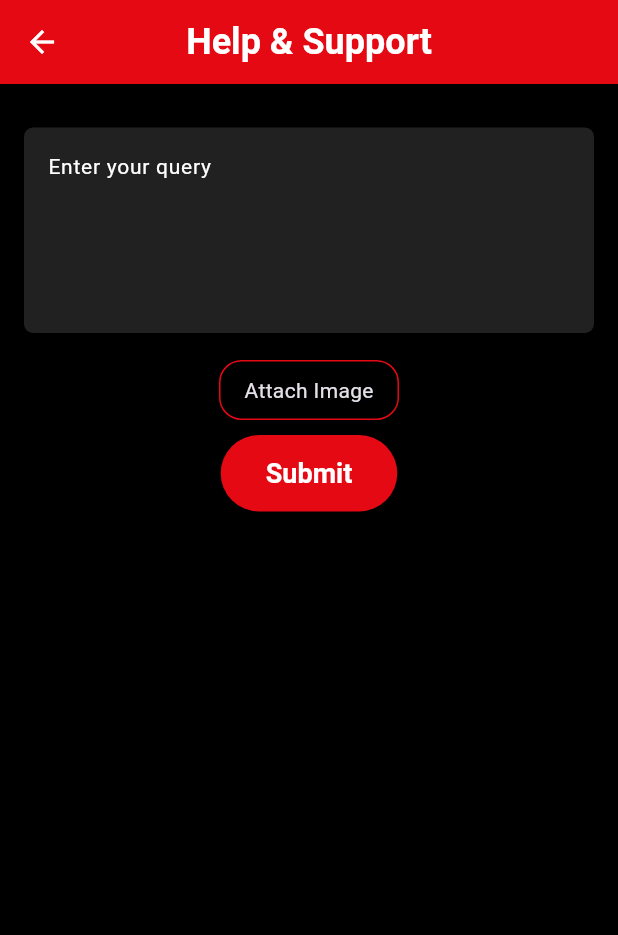
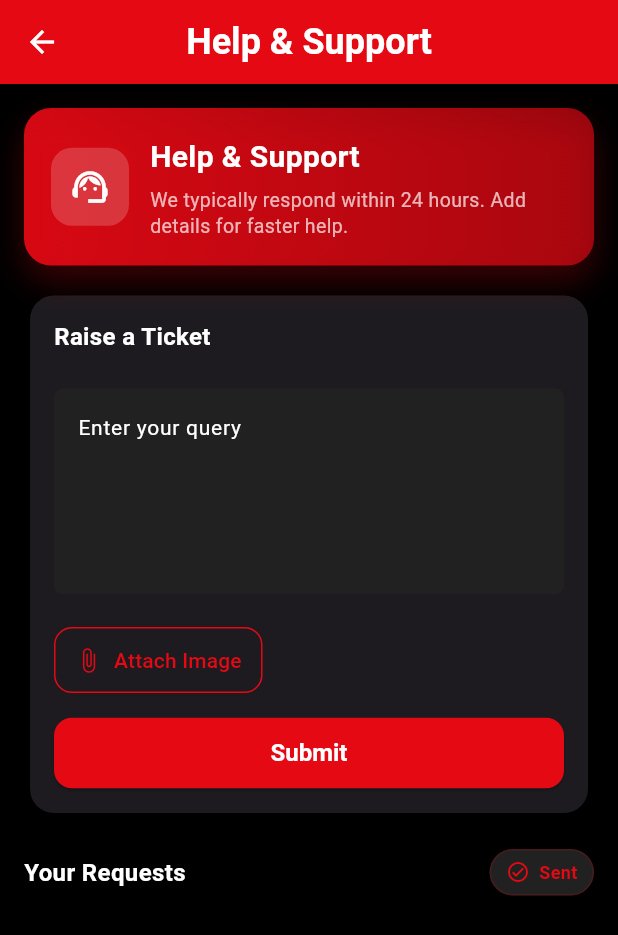
Before and after one commit to tablabsCICD/ott_user, a Flutter app: the HelpSupportPage screen opened directly, on a phone screen of 412 x 824 dp. Shown: the top 935 px of the screen. Run offline on Flutter 3.47's test engine with Material 3 defaults, Android fonts, the phone set to English and light mode, and no system bars; our stand-ins replace chewie, flutter_rating_bar, flutter_speed_dial, flutter_svg, image_picker, intl_phone_field and 9 more; missing offline and left inert: dart:ffi, razorpay_flutter, universal_html, wc_form_validators; accounts and stored records are empty.

Commit message:
new changes

```diff
--- a/lib/app/pages/bookmarks page/component/bookmark_card.dart
+++ b/lib/app/pages/bookmarks page/component/bookmark_card.dart
@@ -183,6 +183,7 @@ class ShortBookmarkPosterCard extends StatelessWidget {
             ), // Bottom gradient
             Container(
               decoration: BoxDecoration(
+                borderRadius: BorderRadius.circular(12),
                 gradient: LinearGradient(
                   colors: [
                     Colors.black.withOpacity(0.55),
@@ -226,7 +227,8 @@ class ShortBookmarkPosterCard extends StatelessWidget {
                 maxLines: 2,
                 overflow: TextOverflow.ellipsis,
                 style: TextStyle(
-                  fontWeight: FontWeight.w600,
+                  fontWeight: FontWeight.w500,
+                  color: Colors.white,
                   shadows: [
                     Shadow(
                       offset: Offset(2, 2), // x, y
--- a/lib/app/pages/help support page/HelpSupportPage.dart
+++ b/lib/app/pages/help support page/HelpSupportPage.dart
@@ -62,161 +62,352 @@ class _HelpSupportPageState extends State<HelpSupportPage> {
             style: TextStyle(fontSize: 24, fontWeight: FontWeight.bold)),
       ),
       body: Consumer<TicketProvider>(
-        builder: (context, provider, child) => Center(
+        builder: (context, provider, child) {
+          final maxWidth = ResponsiveWidget.isMobile(context) ? 620.0 : 760.0;
+
+          return Center(
+            child: ConstrainedBox(
+              constraints: BoxConstraints(maxWidth: maxWidth),
+              child: CustomScrollView(
+                slivers: [
+                  SliverToBoxAdapter(
                     child: Padding(
-            padding: EdgeInsets.all(16.0),
-            child: SizedBox(
-              width: ResponsiveWidget.isMobile(context) ? double.infinity : 500,
+                      padding:
+                          const EdgeInsets.symmetric(horizontal: 16, vertical: 16),
+                      child: _buildHeaderCard(theme, lang),
+                    ),
+                  ),
+                  SliverToBoxAdapter(
+                    child: Padding(
+                      padding: const EdgeInsets.symmetric(horizontal: 16),
+                      child: _buildFormCard(theme, lang, provider),
+                    ),
+                  ),
+                  SliverToBoxAdapter(
+                    child: Padding(
+                      padding: const EdgeInsets.fromLTRB(16, 20, 16, 8),
+                      child: _buildTicketsHeader(theme, lang),
+                    ),
+                  ),
+                  SliverList(
+                    delegate: SliverChildBuilderDelegate(
+                      (context, index) {
+                        final query = provider.ticketList[index];
+                        final date = DateTime.fromMillisecondsSinceEpoch(
+                            provider.ticketList[index].date!);
+                        final formattedDate =
+                            DateFormat('dd MMM yyyy • hh:mm a').format(date);
+
+                        return Padding(
+                          padding: const EdgeInsets.fromLTRB(16, 0, 16, 12),
+                          child: _buildTicketCard(
+                            theme,
+                            lang,
+                            query.image,
+                            query.topic ?? '',
+                            query.feedback ?? '',
+                            formattedDate,
+                          ),
+                        );
+                      },
+                      childCount: provider.ticketList.length,
+                    ),
+                  ),
+                  const SliverToBoxAdapter(
+                    child: SizedBox(height: 24),
+                  ),
+                ],
+              ),
+            ),
+          );
+        },
+      ),
+    );
+  }
+
+  Widget _buildHeaderCard(ThemeData theme, AppLocalizations lang) {
+    return Container(
+      padding: const EdgeInsets.all(18),
+      decoration: BoxDecoration(
+        borderRadius: BorderRadius.circular(18),
+        gradient: LinearGradient(
+          colors: [
+            theme.primaryColor.withOpacity(0.92),
+            theme.primaryColor.withOpacity(0.65),
+          ],
+        ),
+        boxShadow: [
+          BoxShadow(
+            color: theme.primaryColor.withOpacity(0.25),
+            blurRadius: 18,
+            offset: const Offset(0, 10),
+          ),
+        ],
+      ),
+      child: Row(
+        children: [
+          Container(
+            width: 52,
+            height: 52,
+            decoration: BoxDecoration(
+              color: Colors.white.withOpacity(0.18),
+              borderRadius: BorderRadius.circular(14),
+            ),
+            child: const Icon(
+              Icons.support_agent,
+              color: Colors.white,
+              size: 28,
+            ),
+          ),
+          const SizedBox(width: 14),
+          Expanded(
             child: Column(
+              crossAxisAlignment: CrossAxisAlignment.start,
               children: [
-                  /*  CustomTextField(
-                    controller: TextEditingController(text: 'Client Number'),
-                    hintText: 'Enter mobile number',
-                    textInputType: TextInputType.number,
-                    readOnly: true,
+                Text(
+                  lang.helpAndSupport,
+                  style: const TextStyle(
+                    color: Colors.white,
+                    fontSize: 20,
+                    fontWeight: FontWeight.bold,
                   ),
-                  CustomTextField(
-                    controller: TextEditingController(text: 'Client Email'),
-                    hintText: 'Enter Email',
-                    textInputType: TextInputType.emailAddress,
-                    readOnly: true,
                 ),
-*/
+                const SizedBox(height: 6),
+                const Text(
+                  "We typically respond within 24 hours. Add details for faster help.",
+                  style: TextStyle(
+                    color: Colors.white70,
+                    fontSize: 13,
+                    height: 1.3,
+                  ),
+                ),
+              ],
+            ),
+          ),
+        ],
+      ),
+    );
+  }
+
+  Widget _buildFormCard(
+      ThemeData theme, AppLocalizations lang, TicketProvider provider) {
+    return Card(
+      elevation: 4,
+      shape: RoundedRectangleBorder(borderRadius: BorderRadius.circular(16)),
+      child: Padding(
+        padding: const EdgeInsets.all(16),
+        child: Column(
+          crossAxisAlignment: CrossAxisAlignment.start,
+          children: [
+            Text(
+              "Raise a Ticket",
+              style: TextStyle(
+                color: theme.canvasColor,
+                fontSize: 16,
+                fontWeight: FontWeight.w700,
+              ),
+            ),
+            const SizedBox(height: 10),
             CustomTextField(
               controller: provider.topicController,
               hintText: lang.enterYourQuery,
               textInputType: TextInputType.multiline,
               maxLine: 5,
             ),
-                  SizedBox(height: 10),
+            const SizedBox(height: 12),
             provider.uploadedImageUrl != null
-                      ? Column(
+                ? Row(
                     children: [
                       Container(
-                              width: 100, // Set your desired width
-                              height: 100, // Set your desired height
+                        width: 88,
+                        height: 88,
                         decoration: BoxDecoration(
-                                borderRadius: BorderRadius.circular(
-                                    8), // Rounded corners (optional)
+                          borderRadius: BorderRadius.circular(12),
                           image: DecorationImage(
-                                  image: NetworkImage(
-                                      provider.uploadedImageUrl ?? ""),
-                                  fit: BoxFit.cover, // Adjust the image fit
+                            image:
+                                NetworkImage(provider.uploadedImageUrl ?? ""),
+                            fit: BoxFit.cover,
                           ),
                         ),
                       ),
+                      const SizedBox(width: 12),
+                      Expanded(
+                        child: Column(
+                          crossAxisAlignment: CrossAxisAlignment.start,
+                          children: [
+                            Text(
+                              "Attachment added",
+                              style: TextStyle(
+                                color: theme.canvasColor,
+                                fontWeight: FontWeight.w600,
+                              ),
+                            ),
+                            const SizedBox(height: 6),
                             TextButton.icon(
                               onPressed: _removeImage,
-                              icon: Icon(
-                                Icons.delete,
-                                color: theme.primaryColor,
-                              ),
+                              icon: Icon(Icons.delete,
+                                  color: theme.primaryColor),
                               label: Text(
                                 'Remove',
-                                style: TextStyle(
-                                  color: theme.primaryColor,
+                                style: TextStyle(color: theme.primaryColor),
                               ),
+                            ),
+                          ],
                         ),
                       ),
                     ],
                   )
-                      : GestureDetector(
-                          onTap: () {
-                            provider.pickImage();
-                          },
-                          child: Container(
-                            height: 40,
-                            width: 120,
-                            decoration: BoxDecoration(
-                              border: Border.all(
-                                color: theme.primaryColor,
+                : OutlinedButton.icon(
+                    onPressed: () => provider.pickImage(),
+                    style: OutlinedButton.styleFrom(
+                      foregroundColor: theme.primaryColor,
+                      side: BorderSide(color: theme.primaryColor),
+                      padding: const EdgeInsets.symmetric(
+                          horizontal: 14, vertical: 12),
+                      shape: RoundedRectangleBorder(
+                          borderRadius: BorderRadius.circular(12)),
                     ),
-                              borderRadius: BorderRadius.circular(
-                                15,
+                    icon: const Icon(Icons.attach_file),
+                    label: Text(lang.attachImage),
                   ),
-                            ),
-                            child: Center(child: Text(lang.attachImage)),
-                          ),
-                        ),
-                  SizedBox(height: 10),
-                  ElevatedButton(
+            const SizedBox(height: 14),
+            SizedBox(
+              width: double.infinity,
+              child: ElevatedButton(
                 onPressed: provider.raiseTicket,
                 style: ElevatedButton.styleFrom(
                   backgroundColor: theme.primaryColor,
                   foregroundColor: Colors.white,
                   padding:
-                          EdgeInsets.symmetric(horizontal: 30, vertical: 15),
-                      textStyle:
-                          TextStyle(fontSize: 18, fontWeight: FontWeight.bold),
+                      const EdgeInsets.symmetric(horizontal: 30, vertical: 14),
+                  textStyle: const TextStyle(
+                      fontSize: 16, fontWeight: FontWeight.bold),
+                  shape: RoundedRectangleBorder(
+                      borderRadius: BorderRadius.circular(12)),
                 ),
                 child: Text(lang.submit),
               ),
-                  SizedBox(height: 20),
-                  Expanded(
-                    child: ListView.builder(
-                      itemCount: provider.ticketList.length,
-                      itemBuilder: (context, index) {
-                        final query = provider.ticketList[index];
-                        DateTime date = DateTime.fromMillisecondsSinceEpoch(
-                            provider.ticketList[index].date!);
-                        String formattedDate =
-                            DateFormat('yyyy-MM-dd HH:mm:ss').format(date);
-
-                        return Stack(
-                          children: [
-                            Card(
-                              color: theme.cardColor,
-                              elevation: 3,
-                              shape: RoundedRectangleBorder(
-                                  borderRadius: BorderRadius.circular(10)),
-                              child: ListTile(
-                                leading: query.image != null
-                                    ? CircleAvatar(
-                                        radius: 50,
-                                        backgroundImage:
-                                            NetworkImage(query.image ?? ""),
-                                      )
-                                    : Icon(Icons.help_outline,
-                                        color: theme.primaryColor),
-                                title: Text(query.topic ?? '',
-                                    style:
-                                        TextStyle(fontWeight: FontWeight.bold)),
-                                subtitle: Column(
-                                  crossAxisAlignment: CrossAxisAlignment.start,
-                                  children: [
-                                    Text(query.feedback ?? '',
-                                        style: TextStyle(
-                                            fontWeight: FontWeight.bold,
-                                            fontSize: 14)),
-                                    Text(
-                                      formattedDate,
-                                      style: TextStyle(color: Colors.grey[600]),
             ),
           ],
         ),
       ),
+    );
+  }
+
+  Widget _buildTicketsHeader(ThemeData theme, AppLocalizations lang) {
+    return Row(
+      mainAxisAlignment: MainAxisAlignment.spaceBetween,
+      children: [
+        Text(
+          "Your Requests",
+          style: TextStyle(
+            color: theme.canvasColor,
+            fontSize: 16,
+            fontWeight: FontWeight.w700,
           ),
-                            Positioned(
-                              bottom: 1,
-                              right: 1,
+        ),
+        Container(
+          padding: const EdgeInsets.symmetric(horizontal: 10, vertical: 6),
+          decoration: BoxDecoration(
+            color: theme.cardColor,
+            borderRadius: BorderRadius.circular(20),
+            border: Border.all(color: theme.primaryColor.withOpacity(0.2)),
+          ),
           child: Row(
             children: [
-                                  Icon(
-                                    Icons.check_circle_outline_outlined,
-                                    color: Colors.grey[600],
-                                    size: 18,
-                                  ),
-                                  SizedBox(width: 2),
+              Icon(Icons.check_circle_outline_outlined,
+                  size: 16, color: theme.primaryColor),
+              const SizedBox(width: 6),
               Text(
                 lang.sent,
                 style: TextStyle(
-                                      color: Colors.grey[600],
-                                      fontSize: 13,
+                  color: theme.primaryColor,
+                  fontWeight: FontWeight.w600,
+                  fontSize: 12,
                 ),
               ),
-                                  // SizedBox(
-                                  //   width: 1,
-                                  // ),
+            ],
+          ),
+        ),
+      ],
+    );
+  }
+
+  Widget _buildTicketCard(
+    ThemeData theme,
+    AppLocalizations lang,
+    String? imageUrl,
+    String topic,
+    String feedback,
+    String dateText,
+  ) {
+    return Card(
+      color: theme.cardColor,
+      elevation: 3,
+      shape: RoundedRectangleBorder(borderRadius: BorderRadius.circular(14)),
+      child: Padding(
+        padding: const EdgeInsets.all(12),
+        child: Row(
+          crossAxisAlignment: CrossAxisAlignment.start,
+          children: [
+            imageUrl != null
+                ? ClipRRect(
+                    borderRadius: BorderRadius.circular(12),
+                    child: Image.network(
+                      imageUrl,
+                      width: 64,
+                      height: 64,
+                      fit: BoxFit.cover,
+                    ),
+                  )
+                : Container(
+                    width: 64,
+                    height: 64,
+                    decoration: BoxDecoration(
+                      color: theme.primaryColor.withOpacity(0.08),
+                      borderRadius: BorderRadius.circular(12),
+                    ),
+                    child: Icon(Icons.help_outline,
+                        color: theme.primaryColor),
+                  ),
+            const SizedBox(width: 12),
+            Expanded(
+              child: Column(
+                crossAxisAlignment: CrossAxisAlignment.start,
+                children: [
+                  Text(
+                    topic,
+                    style: TextStyle(
+                      color: theme.canvasColor,
+                      fontWeight: FontWeight.w700,
+                      fontSize: 15,
+                    ),
+                  ),
+                  const SizedBox(height: 6),
+                  Text(
+                    feedback,
+                    style: TextStyle(
+                      color: theme.canvasColor.withOpacity(0.7),
+                      fontSize: 13,
+                      height: 1.3,
+                    ),
+                  ),
+                  const SizedBox(height: 8),
+                  Row(
+                    children: [
+                      Icon(Icons.access_time,
+                          size: 14, color: Colors.grey[600]),
+                      const SizedBox(width: 6),
+                      Text(
+                        dateText,
+                        style:
+                            TextStyle(color: Colors.grey[600], fontSize: 12),
+                      ),
+                    ],
+                  ),
+                ],
+              ),
+            ),
             IconButton(
               icon: Icon(
                 Icons.delete,
@@ -228,17 +419,6 @@ class _HelpSupportPageState extends State<HelpSupportPage> {
           ],
         ),
       ),
-                          ],
-                        );
-                      },
-                    ),
-                  ),
-                ],
-              ),
-            ),
-          ),
-        ),
-      ),
     );
   }
 }
--- a/lib/main.dart
+++ b/lib/main.dart
@@ -35,7 +35,6 @@ Future<void> main() async {
   // Check if user is logged in
   final isLoggedIn = await localSharePreferences
       .getBool(SharedPreferencesConstant.isUserLoggedIn);
-
   runApp(
     MultiProvider(
       providers: [
```
Also changed, not shown: lib/app/pages/home page/HomePage.dart (+9 -10 lines), lib/app/pages/profile page/ProfilePage.dart (+7 -0 lines), lib/app/pages/shorts page/component/ShortsPlayerPage.dart (+3 -12 lines), lib/app/pages/wallet page/MovieBillingPage.dart (+44 -62 lines), lib/app/pages/wallet page/SeriesBillingPage.dart (+4 -4 lines), lib/app/provider/dashboardProvider.dart (+14 -9 lines), 1 other file. Lines whose indentation alone changed are shown as unchanged.
